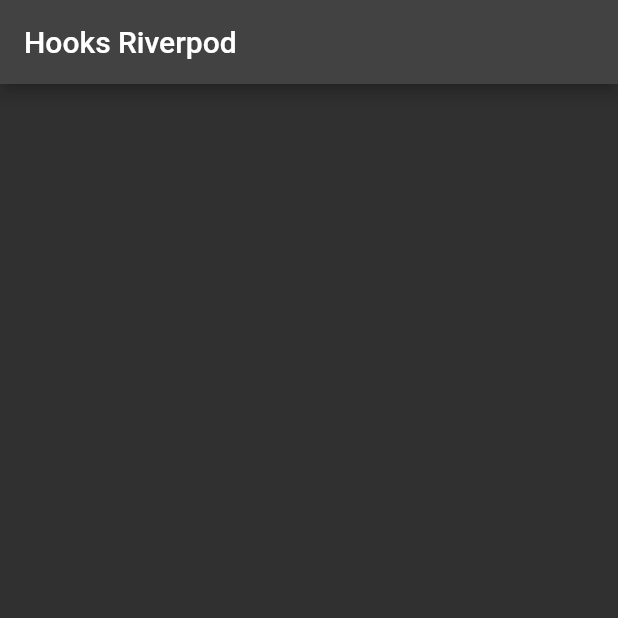
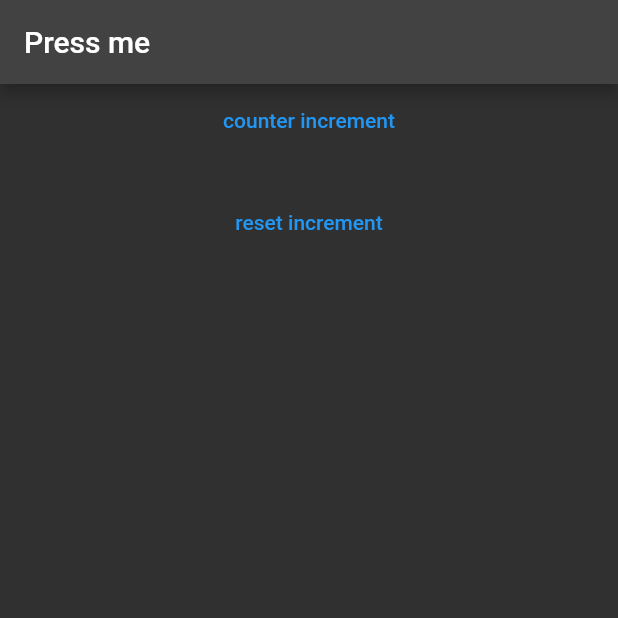
Before and after one commit to AbdurRehman-coder/riverpod-example2, a Flutter app: the screen it shows after launch, on a phone screen of 412 x 824 dp, the top half of it. Run offline on Flutter 3.47's test engine with Material 2 defaults, Android fonts, the phone set to English and light mode, and no system bars; our stand-ins replace hooks_riverpod.

Commit message:
example 2 completed

```diff
--- a/lib/main.dart
+++ b/lib/main.dart
@@ -1,5 +1,7 @@
 import 'package:flutter/material.dart';
 import 'package:hooks_riverpod/hooks_riverpod.dart';
+
+
 
 void main() {
   runApp(
@@ -20,12 +22,14 @@ extension OptionalInfixAddition<T extends num> on T?{
 
 }
 
-void test1() {
-  final int? int1 = 1;
-  final int int2 = 2;
-  final result = int1 + int2; // the "+" is a infix operator
-  print('result: $result');
+class Counter extends StateNotifier<int?>{
+  Counter() : super(null);
+  void increment() => state = state == null ? 1 : state + 1;
+  void reset() => state = null;
+  int? get value => state;
 }
+
+final counterProvider = StateNotifierProvider<Counter, int?>((ref) => Counter());
 
 
 class MyApp extends StatelessWidget {
@@ -50,18 +54,31 @@ class HomePage extends ConsumerWidget {
 
   @override
   Widget build(BuildContext context, WidgetRef ref) {
-   test1();
+    print('build...');
     return Scaffold(
       appBar: AppBar(
-        title: const Text('Hooks Riverpod',style: TextStyle(color: Colors.white, fontSize: 20),),
+        title: Consumer(
+          builder: (context, ref, child){
+            final count = ref.watch(counterProvider);
+            final text = count == null ? 'Press me' : count.toString();
+            return Text(text);
+          },
+        ),
       ),
       body: Column(
-        mainAxisAlignment: MainAxisAlignment.center,
-        crossAxisAlignment: CrossAxisAlignment.center,
+        crossAxisAlignment: CrossAxisAlignment.stretch,
         children: [
-          // Text(date.toIso8601String(),
-          //   style: Theme.of(context).textTheme.bodyMedium?.copyWith(color: Colors.white),),
-          // Text(date.toIso8601String()),
+          TextButton(
+            // when we have void func inside another void func we can tear-off that func
+              onPressed: ref.read(counterProvider.notifier).increment, // function tear-off
+              child: const Text('counter increment'),
+          ),
+          SizedBox(height: 20,),
+          TextButton(
+            // when we have void func inside another void func we can tear-off that func
+            onPressed: ref.read(counterProvider.notifier).reset, // function tear-off
+            child: const Text('reset increment'),
+          ),
         ],
       ),
     );
```
